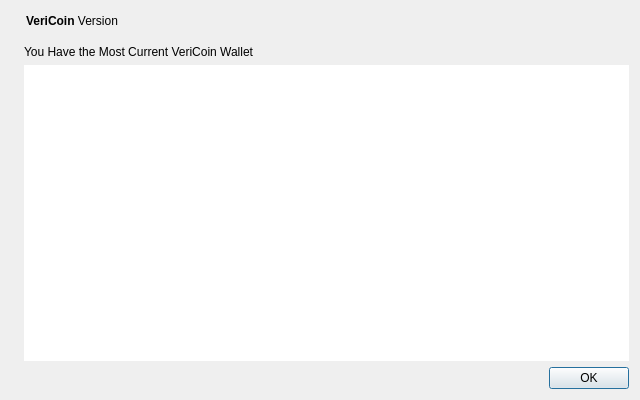
Qt form src/qt/forms/whatsnewdialog.ui (VeriConomy/vericoin) before a commit.
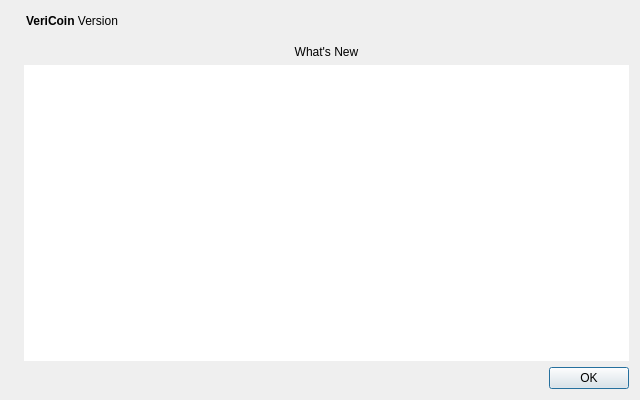
The same form after that commit. Icons and pictures are not drawn.

What changed in the file:
```diff
--- a/src/qt/forms/whatsnewdialog.ui
+++ b/src/qt/forms/whatsnewdialog.ui
@@ -84,10 +84,10 @@
         <cursorShape>IBeamCursor</cursorShape>
        </property>
        <property name="text">
-        <string>You Have the Most Current VeriCoin Wallet</string>
+        <string>What's New</string>
        </property>
        <property name="alignment">
-        <set>Qt::AlignLeading|Qt::AlignLeft|Qt::AlignTop</set>
+        <set>Qt::AlignHCenter|Qt::AlignTop</set>
        </property>
        <property name="margin">
         <number>2</number>
```
Left out of the diff: 2 changed lines with no effect on the pictures.
